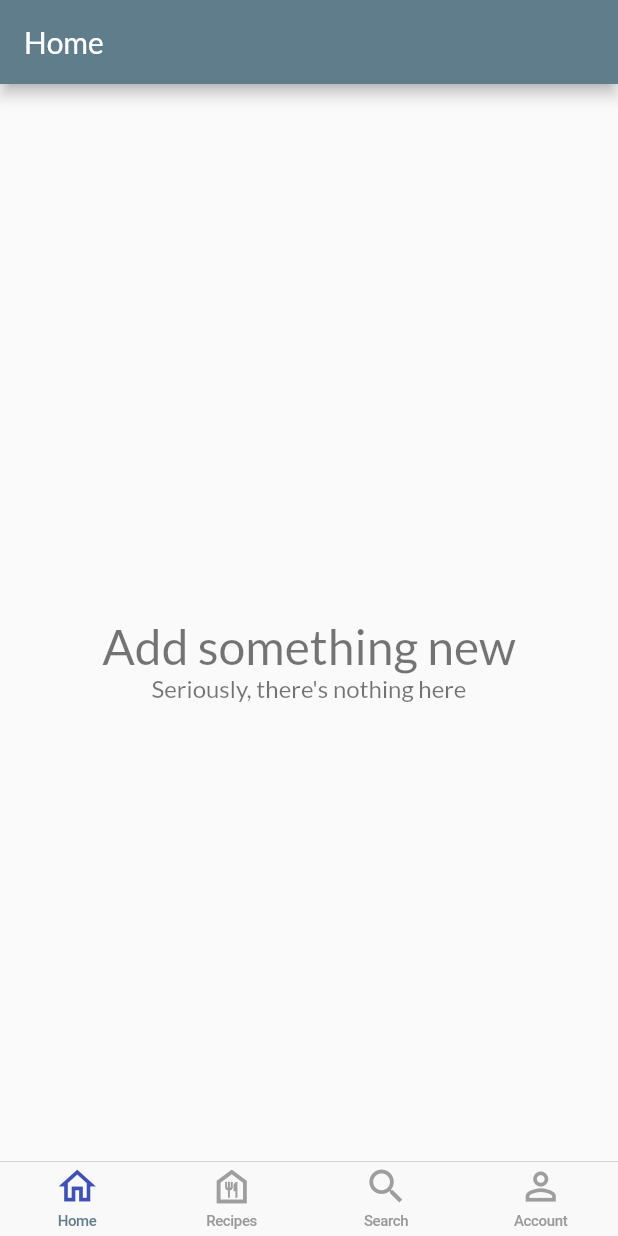
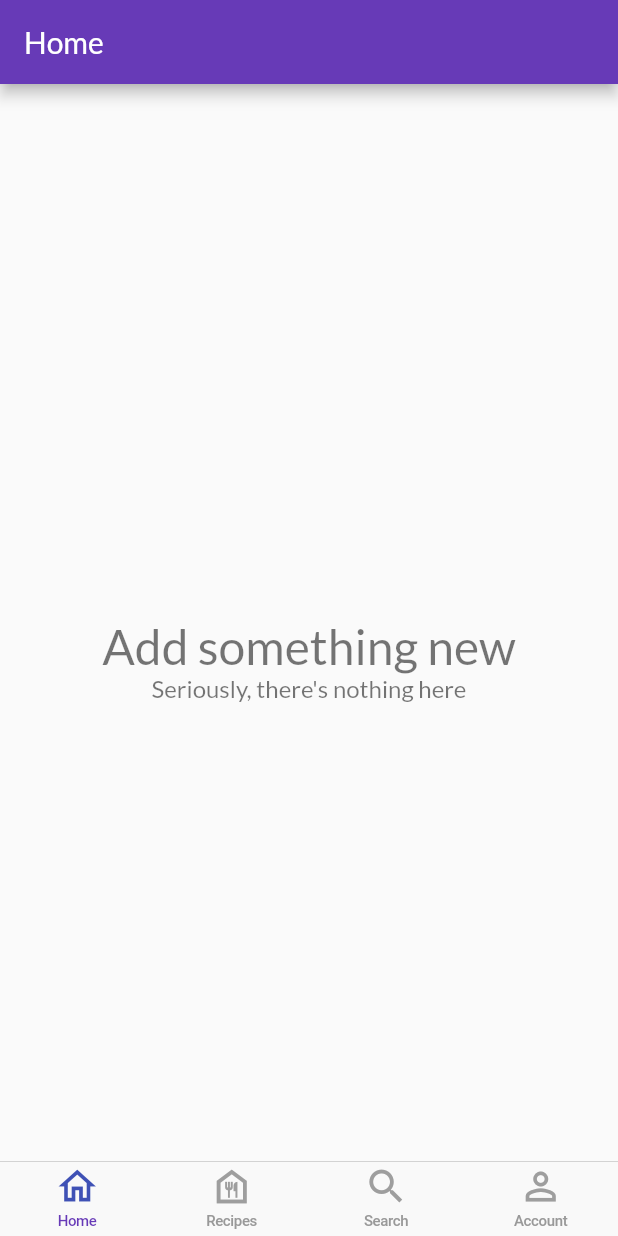
Before and after one commit to KagisoMashigo/chow_down, a Flutter app: the screen it shows once a user with an empty profile is signed in, on a phone screen of 412 x 824 dp. Run offline on Flutter 3.47's test engine with Material 2 defaults, Android fonts, the phone set to English and light mode, and no system bars; our stand-ins replace cloud_firestore, firebase_auth, firebase_core, google_sign_in, rxdart; missing offline and left inert: flutter_login_facebook; accounts and stored records are empty.

Commit message:
temp swatch change

```diff
--- a/lib/main.dart
+++ b/lib/main.dart
@@ -23,7 +23,7 @@ class MyApp extends StatelessWidget {
         title: 'Chow Down',
         theme: ThemeData(
           appBarTheme: AppBarTheme(brightness: Brightness.dark),
-          primarySwatch: Colors.blueGrey,
+          primarySwatch: Colors.deepPurple,
           fontFamily: 'Lato',
         ),
         home: LandingPage(),
```
